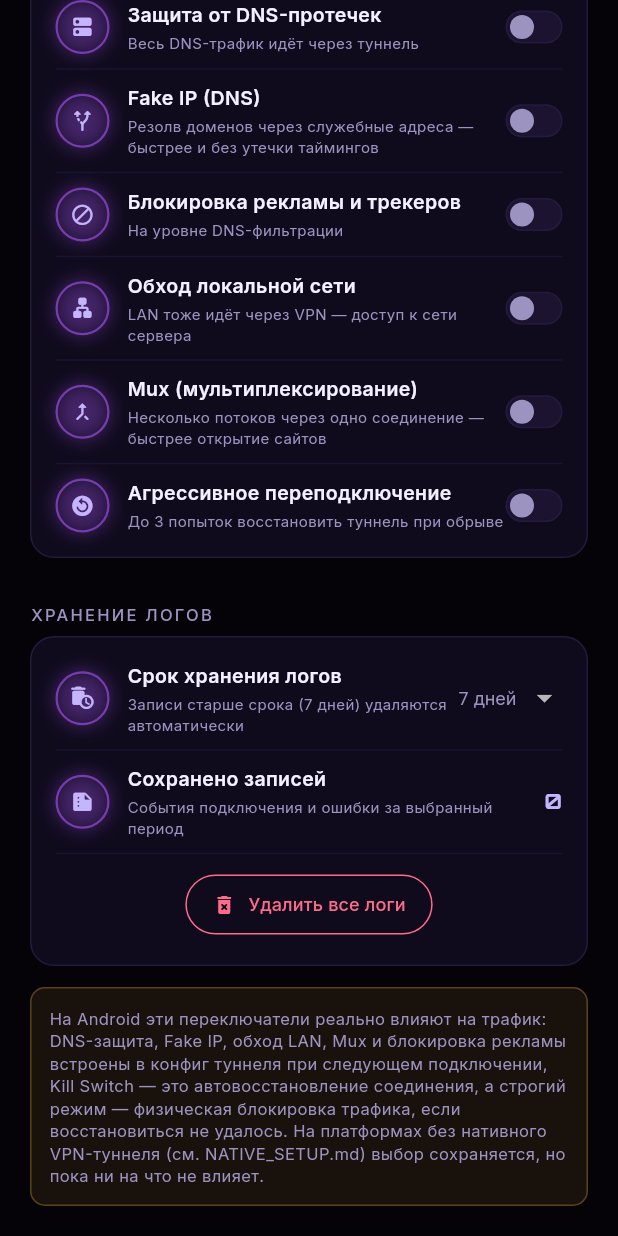
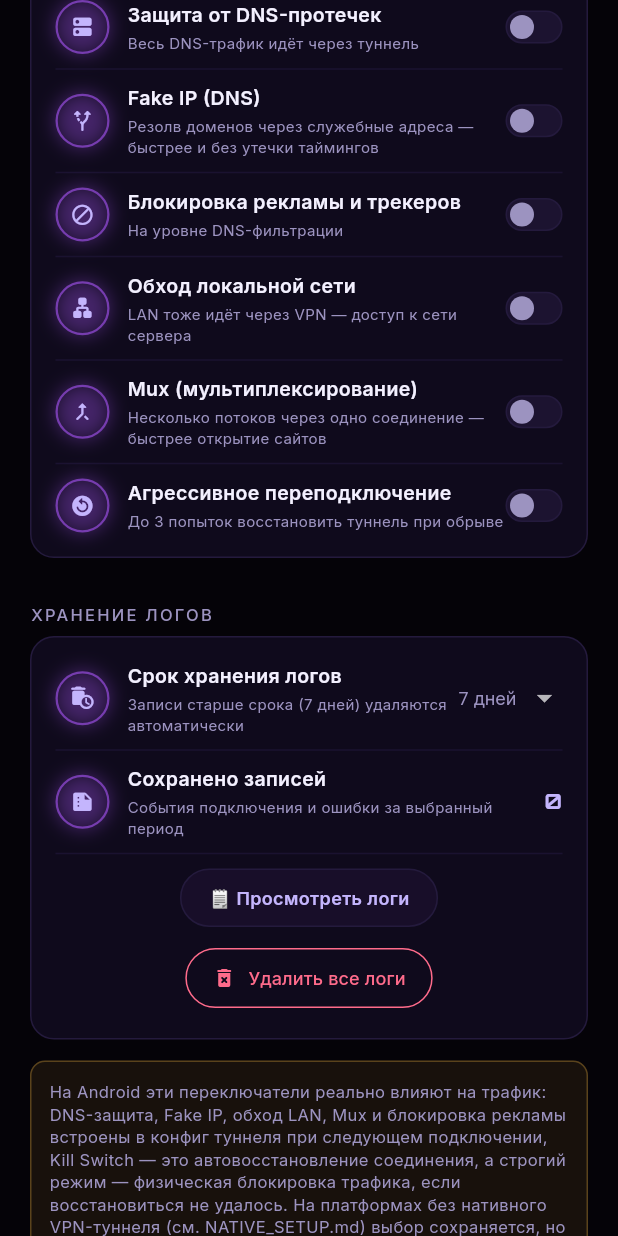
Before and after one commit to Ghosts1996/cf, a Flutter app: the SecurityScreen screen opened directly, scrolled down 356 dp, on a phone screen of 412 x 824 dp. Run offline on Flutter 3.47's test engine with Material 3 defaults, Android fonts, the phone set to English and light mode, and no system bars; our stand-ins replace flutter_secure_storage, google_fonts, shared_preferences; missing offline and left inert: app_settings, flutter_singbox_client, installed_apps; accounts and stored records are empty.

Commit message:
Update security_screen.dart

```diff
--- a/app/lib/screens/security_screen.dart
+++ b/app/lib/screens/security_screen.dart
@@ -4,6 +4,7 @@ import '../widgets/neon.dart';
 import '../services/local_prefs.dart';
 import '../services/tunnel_service.dart';
 import '../services/app_log_service.dart';
+import 'logs_viewer_screen.dart';
 
 /// Безопасность (Kill Switch, DNS) — пункт меню из макета.
 ///
@@ -460,6 +461,21 @@ class _SecurityScreenState extends State<SecurityScreen> {
                         ),
                       ),
                       const Divider(height: 20),
+                      // [НОВОЕ] Кнопка "Просмотреть логи" — ведёт на
+                      // LogsViewerScreen, который читает те же записи через
+                      // AppLogService.instance.getAll() и показывает их
+                      // списком в стиле остальных экранов приложения.
+                      Center(
+                        child: PillButton(
+                          label: 'Просмотреть логи',
+                          icon: '🗒️',
+                          onTap: () => Navigator.push(
+                            context,
+                            MaterialPageRoute(builder: (_) => const LogsViewerScreen()),
+                          ),
+                        ),
+                      ),
+                      const SizedBox(height: 10),
                       Center(
                         child: OutlinedButton.icon(
                           onPressed: _deleteAllLogs,
```
